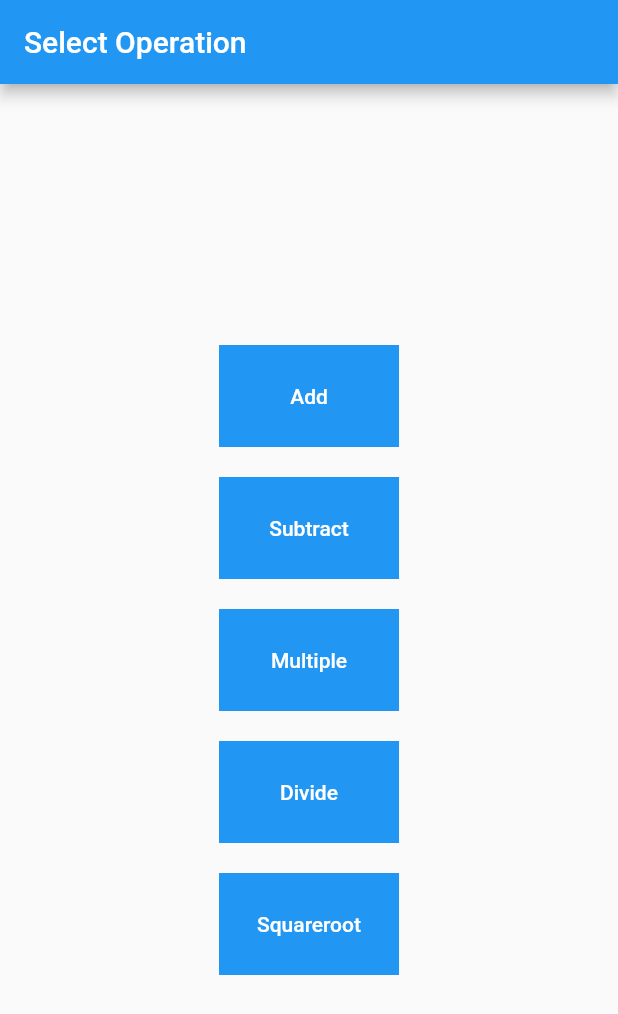
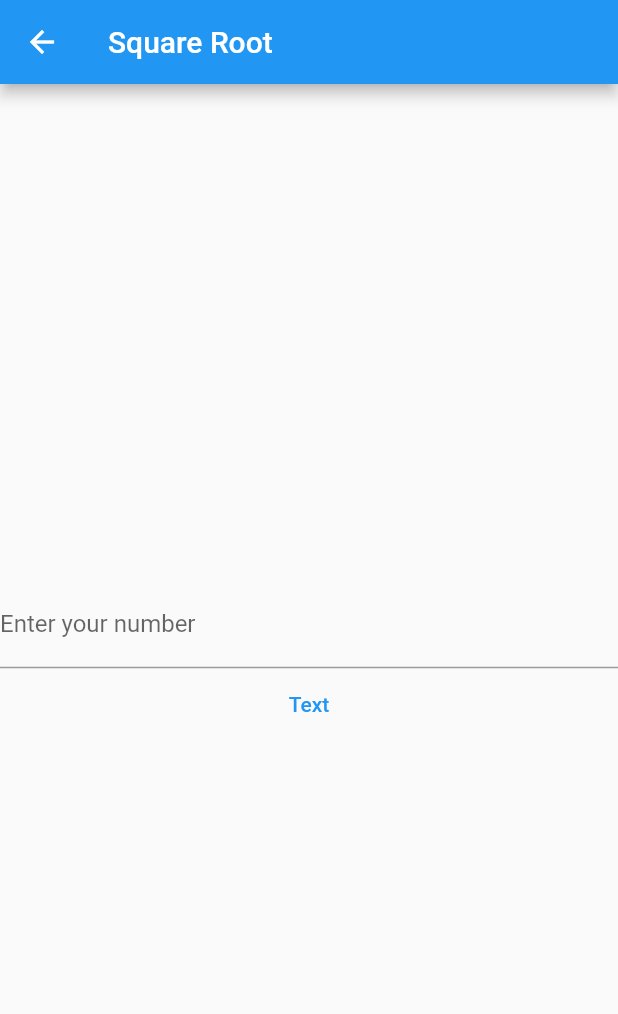
Before and after one commit to mumtazmuttahir/DemoCalculator, a Flutter app: the screen it shows after launch, after a tap on "Squareroot", on a phone screen of 412 x 824 dp. Shown: the top 1014 px of the screen. Run offline on Flutter 3.47's test engine with Material 2 defaults, Android fonts, the light colour scheme and no system bars.

Commit message:
add the functionality of the square root and result fo the square root

```diff
--- /dev/null
+++ b/demo_calculator/lib/Views/Widgets/number_textfield.dart
@@ -0,0 +1 @@
+// TODO Implement this library.
--- a/demo_calculator/lib/Views/select_operation.dart
+++ b/demo_calculator/lib/Views/select_operation.dart
@@ -1,4 +1,7 @@
+import 'package:demo_calculator/Configurations/config.dart';
+import 'package:demo_calculator/Views/squareroot_operand.dart';
 import 'package:flutter/material.dart';
+import 'first_operand.dart';
 
 class SelectOperation extends StatefulWidget {
   @override
@@ -6,47 +9,58 @@ class SelectOperation extends StatefulWidget {
 }
 
 class _SelectOperationState extends State<SelectOperation> {
-  List<String> text = ["Add", "Subtract", "Multiple", "Divide", "Squareroot"];
+  List<String> text = Config.operatorList;
 
-  void selectScreenType(String _selectedOperator) {
-    if (_selectedOperator == text[text.length - 1]) {
-      print (_selectedOperator);
+  void selectScreenType(String _selectedOperator, BuildContext _context) {
+    if (_selectedOperator != text[text.length - 1]) {
+      print(_selectedOperator);
+      Navigator.push(
+          _context,
+          MaterialPageRoute(
+              builder: (_context) =>
+                  FirstOperand(selectedOperator: _selectedOperator)));
     } else {
-      print (_selectedOperator);
+      print(_selectedOperator);
+      Navigator.push(
+          _context,
+          MaterialPageRoute(
+              builder: (_context) =>
+                  SquareRootOperand(selectedOperator: _selectedOperator)));
     }
   }
 
   @override
   Widget build(BuildContext context) {
-    // This method is rerun every time setState is called, for instance as done
-    // by the _incrementCounter method above.
-    //
-    // The Flutter framework has been optimized to make rerunning build methods
-    // fast, so that you can just rebuild anything that needs updating rather
-    // than having to individually change instances of widgets.
     return Scaffold(
       appBar: AppBar(
-        // Here we take the value from the MyHomePage object that was created by
-        // the App.build method, and use it to set our appbar title.
-        title: Text("Select Operation"),
+        //App Bar text
+        title: Text(Config.selectionScreenName),
       ),
       body: Center(
         child: Column(
           mainAxisAlignment: MainAxisAlignment.center,
+          //Buttons to press
           children: <Widget>[
             for (var txt in text)
               Container(
-                padding: EdgeInsets.all(10),
-                margin: EdgeInsets.all(10),
-                width: 120,
-                color: Colors.blue,
+                padding: EdgeInsets.all(Config.buttonContainerPadding),
+                margin: EdgeInsets.all(Config.buttonContainerMargin),
+                width: Config.buttonWidth,
+                //color: Colors.blue,
                 child: TextButton(
                   onPressed: () {
-                    selectScreenType(txt.toString());
+                    selectScreenType(txt.toString(), context);
                   },
+                  style: ButtonStyle(
+                    shape: MaterialStateProperty.all<RoundedRectangleBorder>(
+                        RoundedRectangleBorder(
+                            borderRadius: BorderRadius.circular(18.0),
+                            side: BorderSide(color: Colors.blue))),
+                  ),
                   child: Text(
                     txt.toString(),
-                    style: TextStyle(color: Colors.white),
+                    style: TextStyle(
+                        color: Colors.blue, fontWeight: FontWeight.bold),
                   ),
                 ),
               ),
--- /dev/null
+++ b/demo_calculator/lib/Views/squareroot_operand.dart
@@ -0,0 +1,93 @@
+import 'package:demo_calculator/Views/result.dart';
+import 'package:demo_calculator/Widgets/number_textfield.dart';
+import 'package:flutter/material.dart';
+import 'package:flutter/services.dart';
+import 'dart:math';
+
+class SquareRootOperand extends StatefulWidget {
+  String selectedOperator = "";
+
+  SquareRootOperand({Key? key, required this.selectedOperator})
+      : super(key: key) {
+    selectedOperator = this.selectedOperator;
+  }
+
+  _SquareRootOperandState createState() => _SquareRootOperandState();
+
+}
+
+class _SquareRootOperandState extends State<SquareRootOperand> {
+  TextEditingController controller = TextEditingController();
+  late String? number = "0";
+
+  @override
+  void dispose() {
+    // Clean up the controller when the widget is disposed.
+    controller.dispose();
+    super.dispose();
+  }
+
+  bool isEmpty(String? string) {
+    if (string!.length == 0) {
+      return true;
+    }
+    return false;
+  }
+
+  @override
+  Widget build(BuildContext context) {
+    return Scaffold(
+      appBar: AppBar(
+        //App Bar text
+        title: Text("Square Root"),
+      ),
+      body: Center(
+        child: Column(
+          mainAxisAlignment: MainAxisAlignment.center,
+          //Buttons to press
+          children: <Widget>[
+            TextField(
+              controller: controller,
+              decoration: new InputDecoration(labelText: "Enter your number"),
+              keyboardType:
+                  TextInputType.numberWithOptions(signed: false, decimal: true),
+            ),
+            TextButton(
+              onPressed: () {
+                if (isEmpty(controller.text)) {
+                  // show the dialog
+                  showDialog(
+                    context: context,
+                    builder: (BuildContext context) {
+                      return AlertDialog(
+                        title: new Text("Alert!!"),
+                        content: new Text("Please enter a number"),
+                        actions: <Widget>[
+                          new FlatButton(
+                            child: new Text("OK"),
+                            onPressed: () {
+                              Navigator.of(context).pop();
+                            },
+                          ),
+                        ],
+                      );
+                    },
+                  );
+                } else if (num.parse(controller.text) is num) {
+                  double squareRoot = sqrt(num.parse(controller.text));
+                  Navigator.pushAndRemoveUntil(
+                      context,
+                      MaterialPageRoute(
+                        builder: (context) => Result(result: squareRoot, operationType: widget.selectedOperator,),
+                      ),
+                      (route) => false);
+                }
+              },
+              child: Text("Text"),
+            ),
+          ],
+        ),
+      ),
+    );
+  }
+}
```
Also changed, not shown: demo_calculator/lib/Configurations/config.dart (+18 -0 lines), demo_calculator/lib/Views/first_operand.dart (+27 -0 lines), demo_calculator/lib/Views/result.dart (+54 -0 lines), demo_calculator/lib/Widgets/number_textfield.dart (added, +34 -0 lines), demo_calculator/lib/main.dart (+0 -85 lines).
